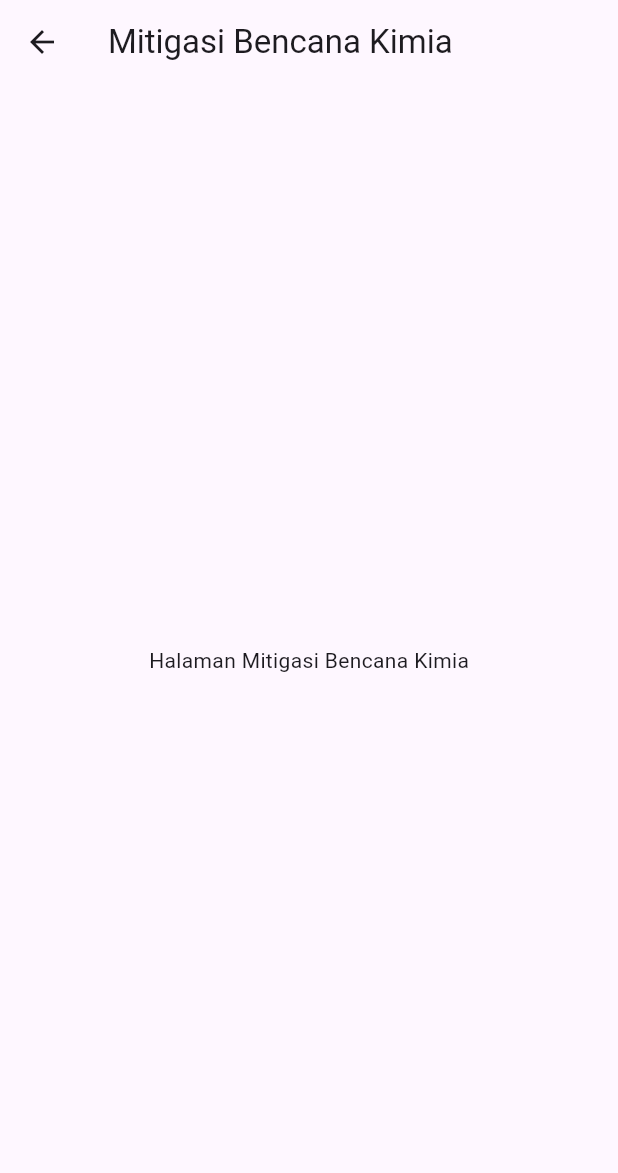
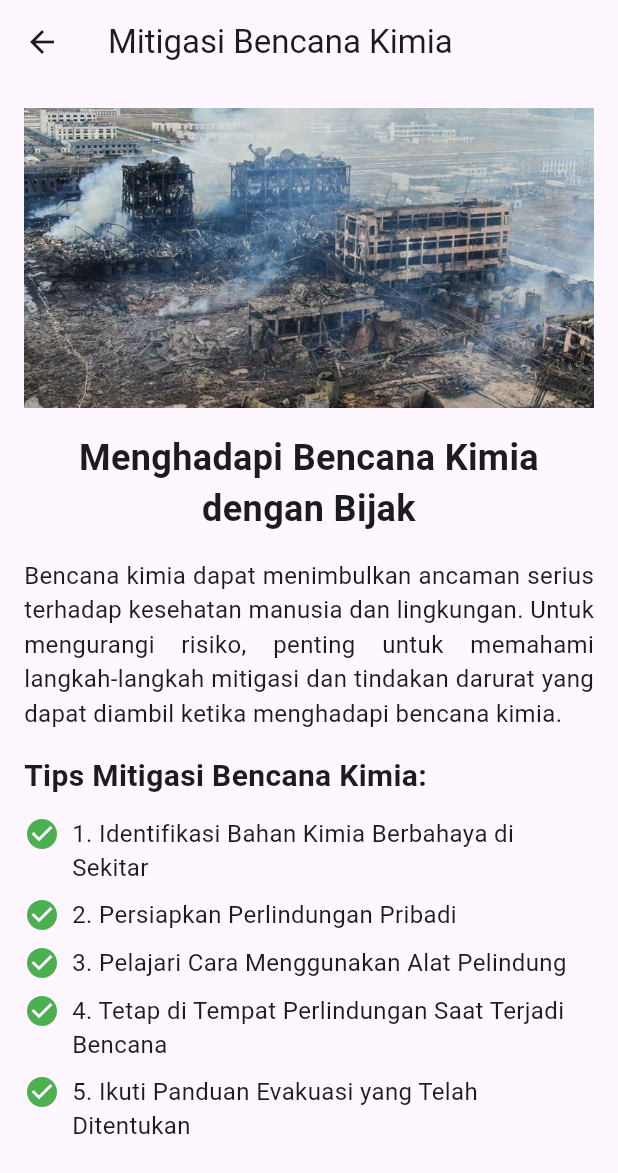
Before and after one commit to BeepBob0411/Kren-project, a Flutter app: the KimiaPage screen opened directly, on a phone screen of 412 x 824 dp. Shown: the top 1173 px of the screen. Run offline on Flutter 3.47's test engine with Material 3 defaults, Android fonts, the phone set to English and light mode, and no system bars; our stand-ins replace cloud_firestore, firebase_auth, firebase_core, geocoding, geolocator, image_picker and 4 more; accounts and stored records are empty.

Commit message:
Update kimia.dart

```diff
--- a/lib/pages/mitigasi/kimia.dart
+++ b/lib/pages/mitigasi/kimia.dart
@@ -9,8 +9,70 @@ class KimiaPage extends StatelessWidget {
       appBar: AppBar(
         title: Text('Mitigasi Bencana Kimia'),
       ),
-      body: Center(
-        child: Text('Halaman Mitigasi Bencana Kimia'),
+      body: SingleChildScrollView(
+        padding: EdgeInsets.all(16.0),
+        child: Column(
+          mainAxisAlignment: MainAxisAlignment.center,
+          crossAxisAlignment: CrossAxisAlignment.stretch,
+          children: [
+            Image.asset(
+              'assets/images/kimia.jpg', // Path to the kimia image in your assets folder
+              height: 200,
+              fit: BoxFit.cover,
+            ),
+            SizedBox(height: 16.0),
+            Text(
+              'Menghadapi Bencana Kimia dengan Bijak',
+              style: TextStyle(
+                fontSize: 24.0,
+                fontWeight: FontWeight.bold,
+              ),
+              textAlign: TextAlign.center,
+            ),
+            SizedBox(height: 16.0),
+            Text(
+              'Bencana kimia dapat menimbulkan ancaman serius terhadap kesehatan manusia dan lingkungan. '
+              'Untuk mengurangi risiko, penting untuk memahami langkah-langkah mitigasi dan tindakan '
+              'darurat yang dapat diambil ketika menghadapi bencana kimia.',
+              style: TextStyle(fontSize: 16.0),
+              textAlign: TextAlign.justify,
+            ),
+            SizedBox(height: 16.0),
+            Text(
+              'Tips Mitigasi Bencana Kimia:',
+              style: TextStyle(
+                fontSize: 20.0,
+                fontWeight: FontWeight.bold,
+              ),
+              textAlign: TextAlign.left,
+            ),
+            SizedBox(height: 8.0),
+            _buildMitigationTip('1. Identifikasi Bahan Kimia Berbahaya di Sekitar'),
+            _buildMitigationTip('2. Persiapkan Perlindungan Pribadi'),
+            _buildMitigationTip('3. Pelajari Cara Menggunakan Alat Pelindung'),
+            _buildMitigationTip('4. Tetap di Tempat Perlindungan Saat Terjadi Bencana'),
+            _buildMitigationTip('5. Ikuti Panduan Evakuasi yang Telah Ditentukan'),
+          ],
+        ),
+      ),
+    );
+  }
+
+  Widget _buildMitigationTip(String tip) {
+    return Padding(
+      padding: EdgeInsets.symmetric(vertical: 4.0),
+      child: Row(
+        crossAxisAlignment: CrossAxisAlignment.start,
+        children: [
+          Icon(
+            Icons.check_circle,
+            color: Colors.green,
+          ),
+          SizedBox(width: 8.0),
+          Expanded(
+            child: Text(tip, style: TextStyle(fontSize: 16.0)),
+          ),
+        ],
       ),
     );
   }
```
